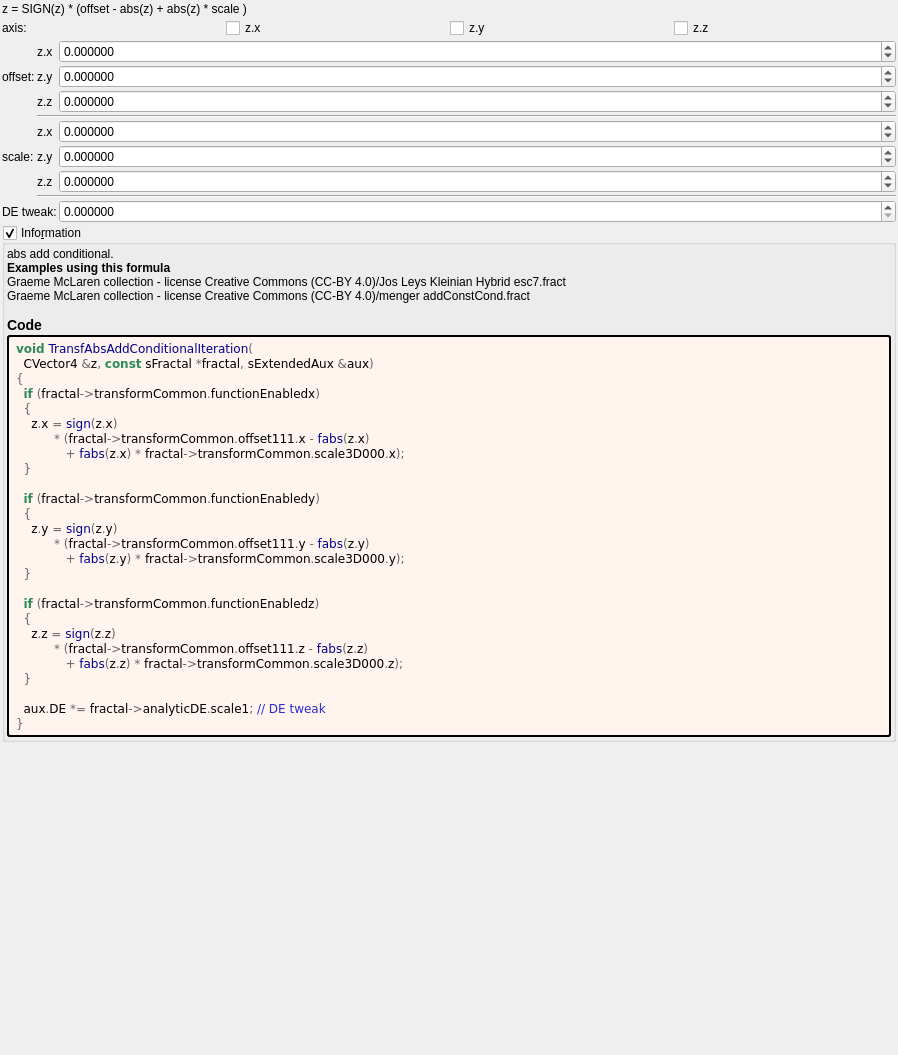
Above: mandelbulber2/deploy/share/mandelbulber2/formula/ui/transf_abs_add_conditional.ui from irinox-ctrl/mandelbulber2 before the change. Below: the same form after it.
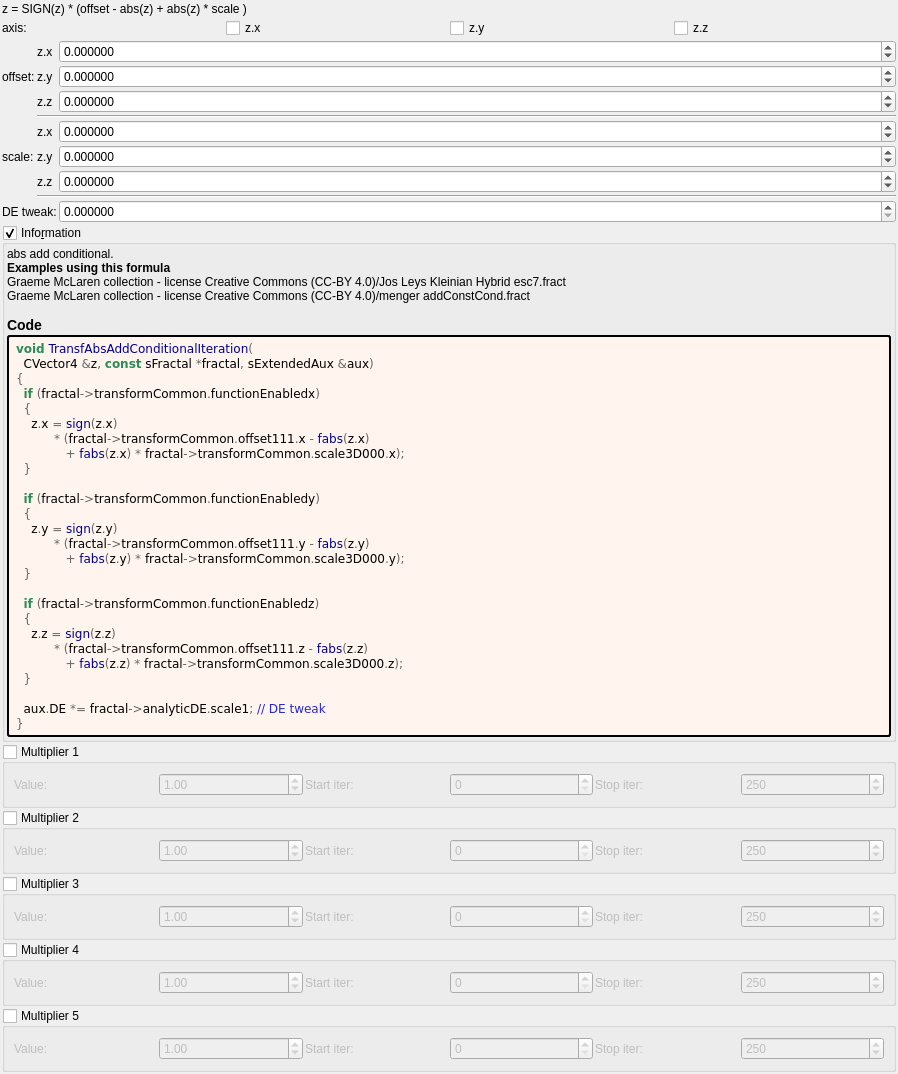
That is the form after the change. Custom widgets are drawn as their Qt base class.

Commit message:
feat: add 5 general-purpose multipliers to all 1007 fractal formulas
Each multiplier has:
- Checkbox (OFF by default)
- Value spinbox (default 1.0, range -100 to 100)
- Iteration start/stop range

Logic: z *= value; DE *= |value|;

Uses existing transformCommon parameters:
- Checkboxes: functionEnabledBx/By/Bz/Bw/CzFalse
- Values: scale4/5/6/8/16
- Ranges: startIterationsB-F/stopIterationsB-F

Modified 1007 .cpp (CPU), 1006 .cl (GPU), 1023 .ui files.
Both source (formula/) and deploy (deploy/share/) copies updated.

What changed in the file:
```diff
--- a/mandelbulber2/deploy/share/mandelbulber2/formula/ui/transf_abs_add_conditional.ui
+++ b/mandelbulber2/deploy/share/mandelbulber2/formula/ui/transf_abs_add_conditional.ui
@@ -455,6 +455,192 @@
      </layout>
     </widget>
    </item>
+   <item>
+    <widget class="MyGroupBox" name="groupCheck_transf_function_enabledBx_false">
+     <property name="title"><string>Multiplier 1</string></property>
+     <property name="checkable"><bool>true</bool></property>
+     <property name="checked"><bool>false</bool></property>
+     <layout class="QGridLayout" name="gridLayout_mult1">
+      <property name="spacing"><number>2</number></property>
+      <item row="0" column="0">
+       <widget class="QLabel"><property name="text"><string>Value:</string></property></widget>
+      </item>
+      <item row="0" column="1">
+       <widget class="MyDoubleSpinBox" name="spinbox_transf_scale_4">
+        <property name="minimum"><double>-100.0</double></property><property name="maximum"><double>100.0</double></property>
+        <property name="singleStep"><double>0.01</double></property><property name="value"><double>1.0</double></property>
+       </widget>
+      </item>
+      <item row="0" column="2">
+       <widget class="QLabel"><property name="text"><string>Start iter:</string></property></widget>
+      </item>
+      <item row="0" column="3">
+       <widget class="MySpinBox" name="spinboxInt_transf_start_iterations_B">
+        <property name="minimum"><number>0</number></property><property name="maximum"><number>10000</number></property>
+        <property name="value"><number>0</number></property>
+       </widget>
+      </item>
+      <item row="0" column="4">
+       <widget class="QLabel"><property name="text"><string>Stop iter:</string></property></widget>
+      </item>
+      <item row="0" column="5">
+       <widget class="MySpinBox" name="spinboxInt_transf_stop_iterations_B">
+        <property name="minimum"><number>0</number></property><property name="maximum"><number>10000</number></property>
+        <property name="value"><number>250</number></property>
+       </widget>
+      </item>
+     </layout>
+    </widget>
+   </item>
+   <item>
+    <widget class="MyGroupBox" name="groupCheck_transf_function_enabledBy_false">
+     <property name="title"><string>Multiplier 2</string></property>
+     <property name="checkable"><bool>true</bool></property>
+     <property name="checked"><bool>false</bool></property>
+     <layout class="QGridLayout" name="gridLayout_mult2">
+      <property name="spacing"><number>2</number></property>
+      <item row="0" column="0">
+       <widget class="QLabel"><property name="text"><string>Value:</string></property></widget>
+      </item>
+      <item row="0" column="1">
+       <widget class="MyDoubleSpinBox" name="spinbox_transf_scale_5">
+        <property name="minimum"><double>-100.0</double></property><property name="maximum"><double>100.0</double></property>
+        <property name="singleStep"><double>0.01</double></property><property name="value"><double>1.0</double></property>
+       </widget>
+      </item>
+      <item row="0" column="2">
+       <widget class="QLabel"><property name="text"><string>Start iter:</string></property></widget>
+      </item>
+      <item row="0" column="3">
+       <widget class="MySpinBox" name="spinboxInt_transf_start_iterations_C">
+        <property name="minimum"><number>0</number></property><property name="maximum"><number>10000</number></property>
+        <property name="value"><number>0</number></property>
+       </widget>
+      </item>
+      <item row="0" column="4">
+       <widget class="QLabel"><property name="text"><string>Stop iter:</string></property></widget>
+      </item>
+      <item row="0" column="5">
+       <widget class="MySpinBox" name="spinboxInt_transf_stop_iterations_C">
+        <property name="minimum"><number>0</number></property><property name="maximum"><number>10000</number></property>
+        <property name="value"><number>250</number></property>
+       </widget>
+      </item>
+     </layout>
+    </widget>
+   </item>
+   <item>
+    <widget class="MyGroupBox" name="groupCheck_transf_function_enabledBz_false">
+     <property name="title"><string>Multiplier 3</string></property>
+     <property name="checkable"><bool>true</bool></property>
+     <property name="checked"><bool>false</bool></property>
+     <layout class="QGridLayout" name="gridLayout_mult3">
+      <property name="spacing"><number>2</number></property>
+      <item row="0" column="0">
+       <widget class="QLabel"><property name="text"><string>Value:</string></property></widget>
+      </item>
+      <item row="0" column="1">
+       <widget class="MyDoubleSpinBox" name="spinbox_transf_scale_6">
+        <property name="minimum"><double>-100.0</double></property><property name="maximum"><double>100.0</double></property>
+        <property name="singleStep"><double>0.01</double></property><property name="value"><double>1.0</double></property>
+       </widget>
+      </item>
+      <item row="0" column="2">
+       <widget class="QLabel"><property name="text"><string>Start iter:</string></property></widget>
+      </item>
+      <item row="0" column="3">
+       <widget class="MySpinBox" name="spinboxInt_transf_start_iterations_D">
+        <property name="minimum"><number>0</number></property><property name="maximum"><number>10000</number></property>
+        <property name="value"><number>0</number></property>
+       </widget>
+      </item>
+      <item row="0" column="4">
+       <widget class="QLabel"><property name="text"><string>Stop iter:</string></property></widget>
+      </item>
+      <item row="0" column="5">
+       <widget class="MySpinBox" name="spinboxInt_transf_stop_iterations_D">
+        <property name="minimum"><number>0</number></property><property name="maximum"><number>10000</number></property>
+        <property name="value"><number>250</number></property>
+       </widget>
+      </item>
+     </layout>
+    </widget>
+   </item>
+   <item>
+    <widget class="MyGroupBox" name="groupCheck_transf_function_enabledBw_false">
+     <property name="title"><string>Multiplier 4</string></property>
+     <property name="checkable"><bool>true</bool></property>
+     <property name="checked"><bool>false</bool></property>
+     <layout class="QGridLayout" name="gridLayout_mult4">
+      <property name="spacing"><number>2</number></property>
+      <item row="0" column="0">
+       <widget class="QLabel"><property name="text"><string>Value:</string></property></widget>
+      </item>
+      <item row="0" column="1">
+       <widget class="MyDoubleSpinBox" name="spinbox_transf_scale_8">
+        <property name="minimum"><double>-100.0</double></property><property name="maximum"><double>100.0</double></property>
+        <property name="singleStep"><double>0.01</double></property><property name="value"><double>1.0</double></property>
+       </widget>
+      </item>
+      <item row="0" column="2">
+       <widget class="QLabel"><property name="text"><string>Start iter:</string></property></widget>
+      </item>
+      <item row="0" column="3">
+       <widget class="MySpinBox" name="spinboxInt_transf_start_iterations_E">
+        <property name="minimum"><number>0</number></property><property name="maximum"><number>10000</number></property>
+        <property name="value"><number>0</number></property>
+       </widget>
+      </item>
+      <item row="0" column="4">
+       <widget class="QLabel"><property name="text"><string>Stop iter:</string></property></widget>
+      </item>
+      <item row="0" column="5">
+       <widget class="MySpinBox" name="spinboxInt_transf_stop_iterations_E">
+        <property name="minimum"><number>0</number></property><property name="maximum"><number>10000</number></property>
+        <property name="value"><number>250</number></property>
+       </widget>
+      </item>
+     </layout>
+    </widget>
+   </item>
+   <item>
+    <widget class="MyGroupBox" name="groupCheck_transf_function_enabledCz_false">
+     <property name="title"><string>Multiplier 5</string></property>
+     <property name="checkable"><bool>true</bool></property>
+     <property name="checked"><bool>false</bool></property>
+     <layout class="QGridLayout" name="gridLayout_mult5">
+      <property name="spacing"><number>2</number></property>
+      <item row="0" column="0">
+       <widget class="QLabel"><property name="text"><string>Value:</string></property></widget>
+      </item>
+      <item row="0" column="1">
+       <widget class="MyDoubleSpinBox" name="spinbox_transf_scale_16">
+        <property name="minimum"><double>-100.0</double></property><property name="maximum"><double>100.0</double></property>
+        <property name="singleStep"><double>0.01</double></property><property name="value"><double>1.0</double></property>
+       </widget>
+      </item>
+      <item row="0" column="2">
+       <widget class="QLabel"><property name="text"><string>Start iter:</string></property></widget>
+      </item>
+      <item row="0" column="3">
+       <widget class="MySpinBox" name="spinboxInt_transf_start_iterations_F">
+        <property name="minimum"><number>0</number></property><property name="maximum"><number>10000</number></property>
+        <property name="value"><number>0</number></property>
+       </widget>
+      </item>
+      <item row="0" column="4">
+       <widget class="QLabel"><property name="text"><string>Stop iter:</string></property></widget>
+      </item>
+      <item row="0" column="5">
+       <widget class="MySpinBox" name="spinboxInt_transf_stop_iterations_F">
+        <property name="minimum"><number>0</number></property><property name="maximum"><number>10000</number></property>
+        <property name="value"><number>250</number></property>
+       </widget>
+      </item>
+     </layout>
+    </widget>
+   </item>
+
    <item>
     <spacer name="verticalSpacer">
      <property name="orientation">
@@ -487,6 +673,11 @@
    <extends>QCheckBox</extends>
    <header>my_check_box.h</header>
   </customwidget>
+   <customwidget>
+   <class>MySpinBox</class>
+   <extends>QSpinBox</extends>
+   <header>my_spin_box.h</header>
+  </customwidget>
  </customwidgets>
  <tabstops>
   <tabstop>groupCheck_info</tabstop>
```
The commit also changes 3972 other files.
